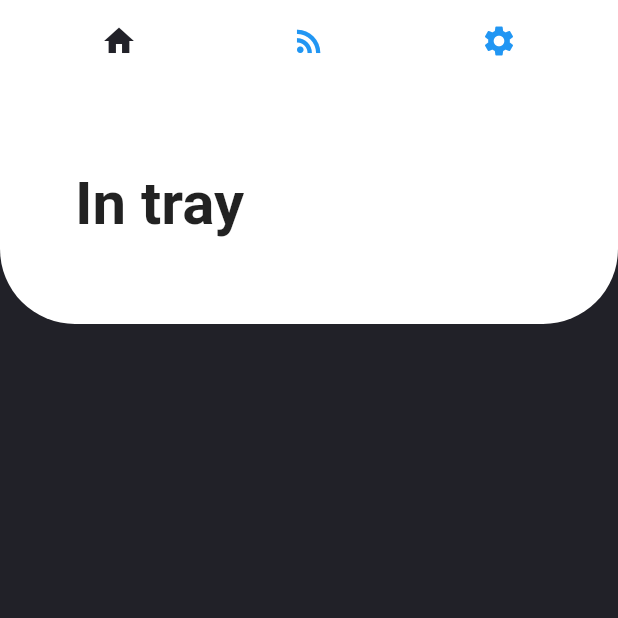
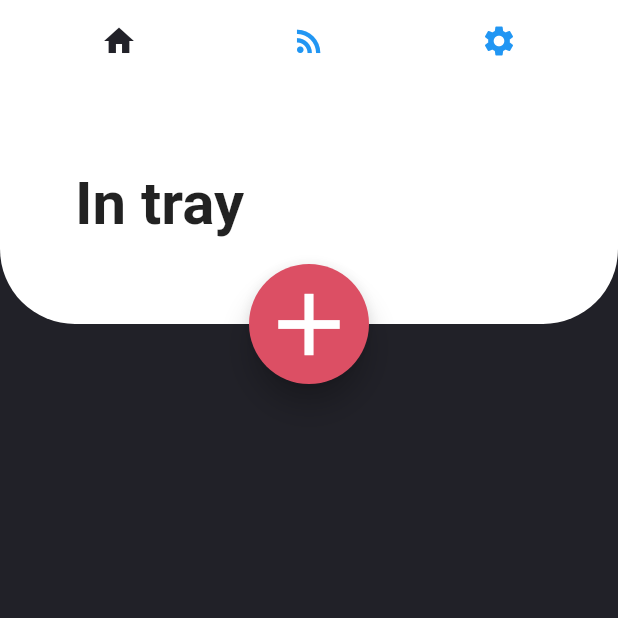
Before and after one commit to etEthiopia/flutterTodo, a Flutter app: the screen it shows after launch, on a phone screen of 412 x 824 dp, the top half of it. Run offline on Flutter 3.47's test engine with Material 2 defaults, Android fonts, the phone set to English and light mode, and no system bars; Roboto replaces fonts that are missing (Avenir).

Commit message:
FAB and Title

```diff
--- a/lib/main.dart
+++ b/lib/main.dart
@@ -67,7 +67,26 @@ class _MyHomePageState extends State<MyHomePage> {
                           style: intrayTitleStyle,
                         ),
                         Container()
-                      ]))
+                      ])),
+              Row(
+                mainAxisAlignment: MainAxisAlignment.center,
+                children: <Widget>[
+                  Container(
+                    height: 80,
+                    width: 80,
+                    margin: EdgeInsets.only(top: 120),
+                    child: FloatingActionButton(
+                      elevation: 8,
+                      onPressed: () {},
+                      child: Icon(
+                        Icons.add,
+                        size: 70,
+                      ),
+                      backgroundColor: redColor,
+                    ),
+                  ),
+                ],
+              )
             ]),
             appBar: AppBar(
               elevation: 0,
--- a/lib/models/global.dart
+++ b/lib/models/global.dart
@@ -2,5 +2,7 @@ import 'package:flutter/material.dart';
 
 Color darkGreyColor = Color(0xFF212128);
 
+Color redColor = Color(0xFFDC4F64);
+
 TextStyle intrayTitleStyle =
     TextStyle(fontFamily: 'Avenir', fontSize: 40, fontWeight: FontWeight.bold);
```
